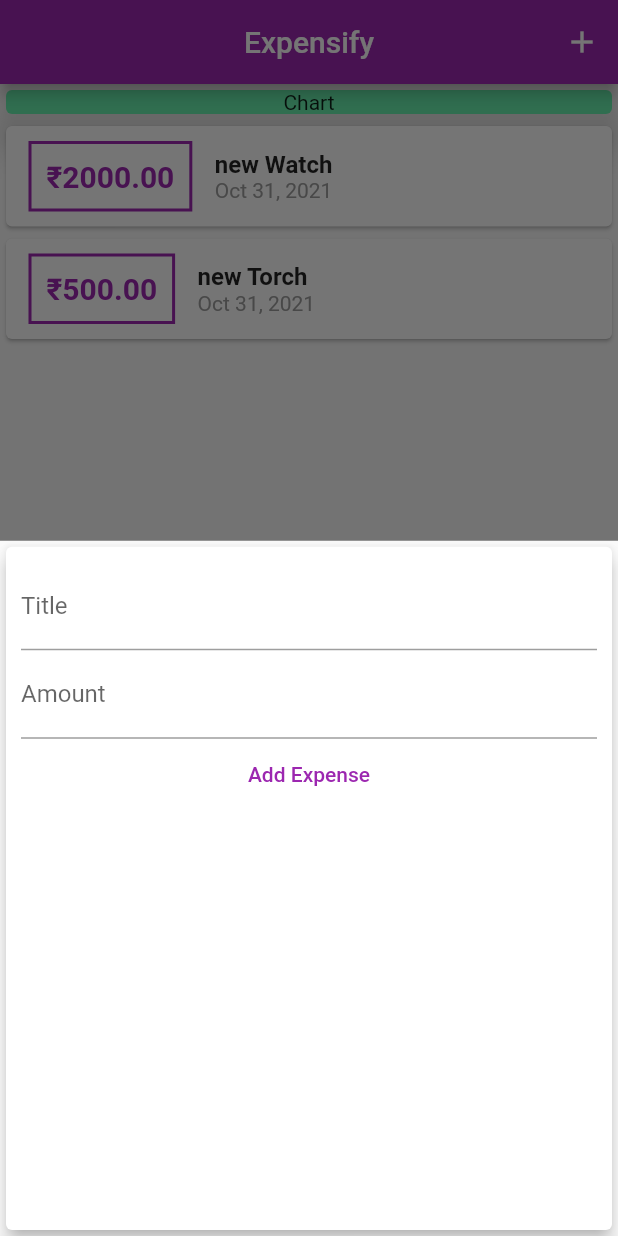
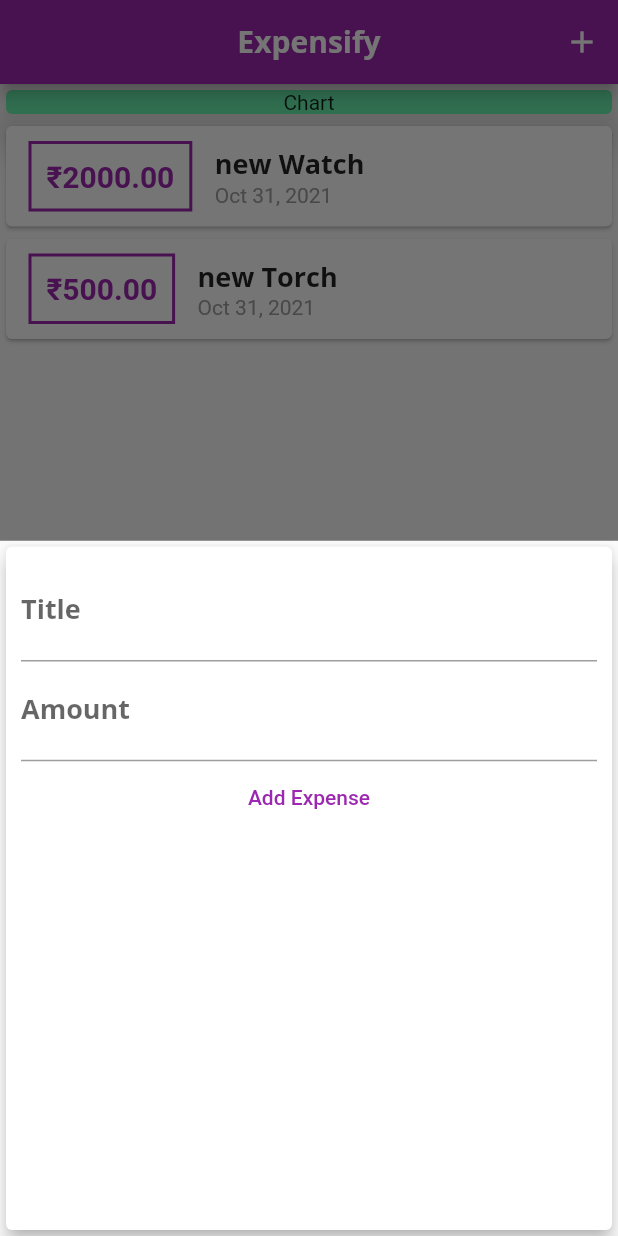
Before and after one commit to PrajilPradeep/Expensify, a Flutter app: the screen it shows after launch, after a tap on the "add" icon, on a phone screen of 412 x 824 dp. Run offline on Flutter 3.47's test engine with Material 2 defaults, Android fonts, the phone set to English and light mode, and no system bars.

Commit message:
Custom Fonts & Working with Text Themes

```diff
--- a/lib/main.dart
+++ b/lib/main.dart
@@ -18,6 +18,22 @@
         primarySwatch:
             Colors.purple, //Generate different shades of the primary color
         accentColor: Colors.tealAccent[400],
+        fontFamily: 'Quicksand',
+        textTheme: ThemeData.light().textTheme.copyWith(
+                subtitle1: TextStyle(
+              fontFamily: 'OpenSans',
+              fontWeight: FontWeight.bold,
+              fontSize: 18,
+            )),
+        appBarTheme: AppBarTheme(
+          titleTextStyle: TextStyle(
+            //for title text style
+            fontFamily: 'OpenSans',
+            fontSize: 20,
+            fontWeight: FontWeight.bold,
+            color: Colors.white,
+          ),
+        ),
       ),
     );
   }
--- a/lib/widgets/new_transaction.dart
+++ b/lib/widgets/new_transaction.dart
@@ -54,7 +54,7 @@
               onPressed: submitData,
               child: Text(
                 "Add Expense",
-                style: TextStyle(color: Theme.of(context).primaryColor),
+                style: TextStyle(color: Colors.purple),
               ),
             ),
           ],
--- a/lib/widgets/transaction_list.dart
+++ b/lib/widgets/transaction_list.dart
@@ -37,11 +37,10 @@
                 Column(
                   crossAxisAlignment: CrossAxisAlignment.start,
                   children: [
-                    Text(transactions[index].title,
-                        style: TextStyle(
-                          fontSize: 16,
-                          fontWeight: FontWeight.bold,
-                        )),
+                    Text(
+                      transactions[index].title,
+                      style: Theme.of(context).textTheme.subtitle1,
+                    ),
                     Text(
                       DateFormat.yMMMd().format(transactions[index].date),
                       style: TextStyle(
```
Also changed, not shown: pubspec.yaml (+11 -6 lines), assets/fonts/OpenSans-Bold.ttf (added), assets/fonts/OpenSans-Regular.ttf (added), assets/fonts/Quicksand-Bold.ttf (added), assets/fonts/Quicksand-Light.ttf (added), assets/fonts/Quicksand-Medium.ttf (added), assets/fonts/Quicksand-Regular.ttf (added).
